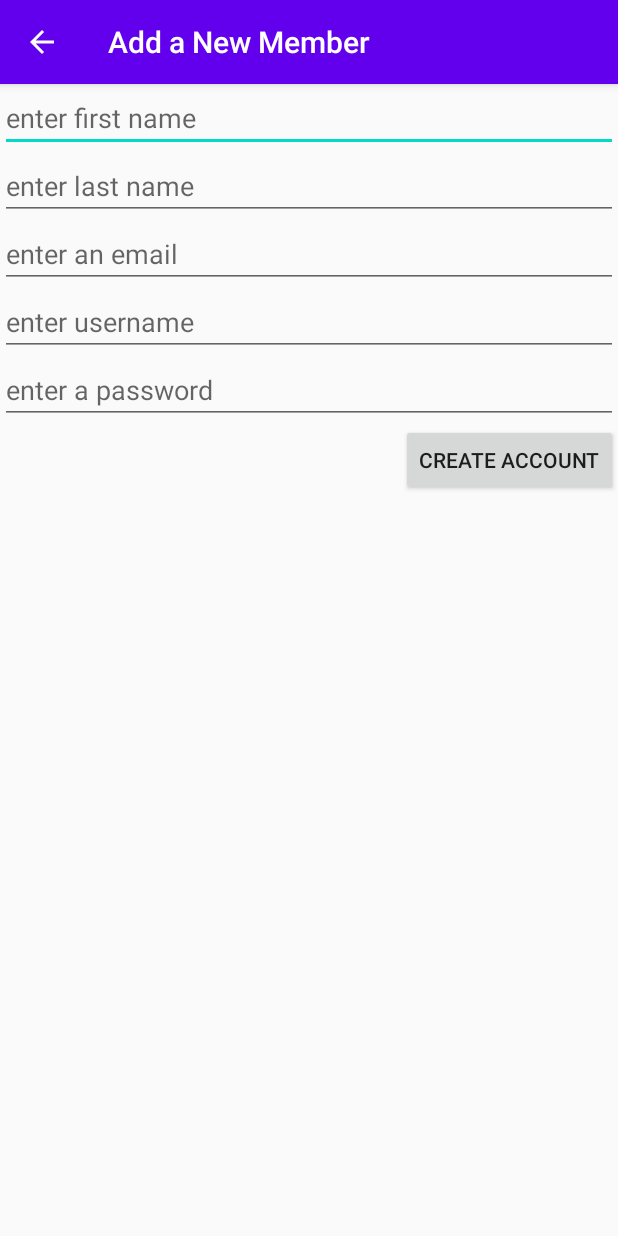
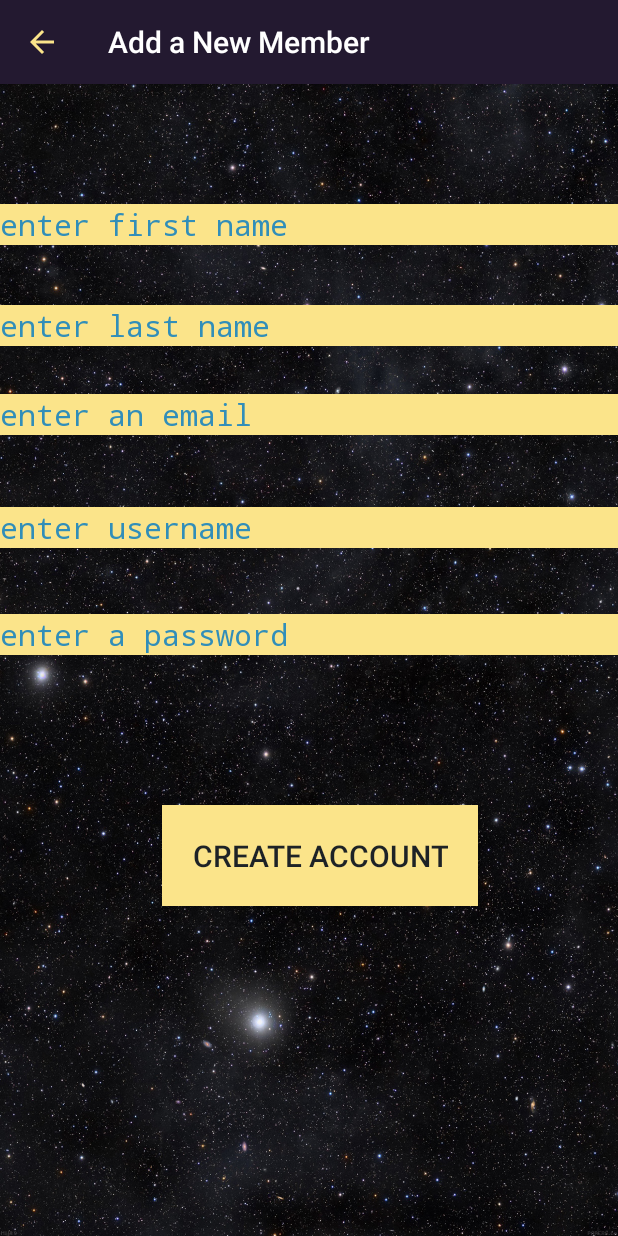
Before and after one commit to rdonohue/StarfinderOpenReference, an Android app: the MemberAddFragment screen opened directly, with no data from a screen before it, on a phone screen of 412 x 824 dp. Run offline under Robolectric (Android 15) with nearby library versions, the phone set to English and light mode, and no system bars.

Commit message:
added space backround

```diff
--- a/app/src/main/res/layout/activity_filter.xml
+++ b/app/src/main/res/layout/activity_filter.xml
@@ -2,6 +2,7 @@
 <androidx.constraintlayout.widget.ConstraintLayout xmlns:android="http://schemas.android.com/apk/res/android"
     xmlns:app="http://schemas.android.com/apk/res-auto"
     xmlns:tools="http://schemas.android.com/tools"
+    android:background="@color/colorBackgroundSpellFilter"
     android:id="@+id/coordinatorLayout"
     android:layout_width="match_parent"
     android:layout_height="match_parent"
--- a/app/src/main/res/layout/fragment_login.xml
+++ b/app/src/main/res/layout/fragment_login.xml
@@ -4,10 +4,12 @@
     xmlns:tools="http://schemas.android.com/tools"
     android:layout_width="match_parent"
     android:layout_height="match_parent"
+    android:background="@drawable/space_background"
     tools:context=".authenticate.LoginFragment">
 
     <Button
         android:id="@+id/btn_register"
+        style="@style/ButtonStyle"
         android:layout_width="wrap_content"
         android:layout_height="wrap_content"
         android:text="@string/register_button"
@@ -16,6 +18,7 @@
 
     <Button
         android:id="@+id/loginButton"
+        style="@style/ButtonStyle"
         android:layout_width="wrap_content"
         android:layout_height="wrap_content"
         android:text="@string/login_button"
@@ -26,6 +29,8 @@
 
     <EditText
         android:id="@+id/editTextUsername"
+
+        style="@style/EditTextStyle"
         android:layout_width="wrap_content"
         android:layout_height="wrap_content"
         android:layout_marginTop="232dp"
@@ -39,6 +44,8 @@
 
     <EditText
         android:id="@+id/editTextPassword"
+
+        style="@style/EditTextStyle"
         android:layout_width="wrap_content"
         android:layout_height="wrap_content"
         android:layout_marginTop="24dp"
--- a/app/src/main/res/layout/member_add_fragment.xml
+++ b/app/src/main/res/layout/member_add_fragment.xml
@@ -1,52 +1,85 @@
 <?xml version="1.0" encoding="utf-8"?>
-<LinearLayout xmlns:android="http://schemas.android.com/apk/res/android"
+<androidx.constraintlayout.widget.ConstraintLayout xmlns:android="http://schemas.android.com/apk/res/android"
+    xmlns:app="http://schemas.android.com/apk/res-auto"
     xmlns:tools="http://schemas.android.com/tools"
     android:id="@+id/return_to_sign_in"
     android:layout_width="match_parent"
     android:layout_height="match_parent"
-    android:orientation="vertical"
+    android:background="@drawable/space_background"
     tools:context=".authenticate.MemberAddFragment">
+
 
     <EditText
         android:id="@+id/add_member_first_name"
-        android:layout_width="match_parent"
+        style="@style/EditTextStyle"
+        android:layout_width="0dp"
         android:layout_height="wrap_content"
-        android:hint="@string/enter_member_first_name_hint" />
+        android:layout_marginTop="80dp"
+        android:hint="@string/enter_member_first_name_hint"
+        app:layout_constraintEnd_toEndOf="parent"
+        app:layout_constraintHorizontal_bias="0.0"
+        app:layout_constraintStart_toStartOf="parent"
+        app:layout_constraintTop_toTopOf="parent" />
 
     <EditText
         android:id="@+id/add_member_last_name"
-        android:layout_width="match_parent"
+        style="@style/EditTextStyle"
+        android:layout_width="0dp"
         android:layout_height="wrap_content"
-        android:hint="@string/enter_member_last_name_hint" />
+        android:layout_marginTop="40dp"
+        android:hint="@string/enter_member_last_name_hint"
+        app:layout_constraintEnd_toEndOf="parent"
+        app:layout_constraintHorizontal_bias="0.0"
+        app:layout_constraintStart_toStartOf="parent"
+        app:layout_constraintTop_toBottomOf="@+id/add_member_first_name" />
 
     <EditText
         android:id="@+id/add_member_email"
-        android:layout_width="match_parent"
+        style="@style/EditTextStyle"
+        android:layout_width="0dp"
         android:layout_height="wrap_content"
-        android:hint="@string/enter_member_email_hint" />
+        android:layout_marginTop="32dp"
+        android:hint="@string/enter_member_email_hint"
+        app:layout_constraintEnd_toEndOf="parent"
+        app:layout_constraintHorizontal_bias="0.0"
+        app:layout_constraintStart_toStartOf="parent"
+        app:layout_constraintTop_toBottomOf="@+id/add_member_last_name" />
 
     <EditText
         android:id="@+id/add_member_username"
-        android:layout_width="match_parent"
+        style="@style/EditTextStyle"
+        android:layout_width="0dp"
         android:layout_height="wrap_content"
-        android:hint="@string/enter_member_username_hint" />
-
+        android:layout_marginTop="48dp"
+        android:hint="@string/enter_member_username_hint"
+        app:layout_constraintEnd_toEndOf="parent"
+        app:layout_constraintHorizontal_bias="0.0"
+        app:layout_constraintStart_toStartOf="parent"
+        app:layout_constraintTop_toBottomOf="@+id/add_member_email" />
 
     <EditText
         android:id="@+id/add_member_pwd"
-        android:layout_width="match_parent"
+        style="@style/EditTextStyle"
+        android:layout_width="0dp"
         android:layout_height="wrap_content"
-        android:hint="@string/enter_member_pwd_hint" />
+        android:layout_marginTop="44dp"
+        android:hint="@string/enter_member_pwd_hint"
+        app:layout_constraintEnd_toEndOf="parent"
+        app:layout_constraintHorizontal_bias="0.0"
+        app:layout_constraintStart_toStartOf="parent"
+        app:layout_constraintTop_toBottomOf="@+id/add_member_username" />
 
     <Button
         android:id="@+id/btn_add_member"
+        style="@style/ButtonStyle"
 
         android:layout_width="wrap_content"
         android:layout_height="wrap_content"
-        android:layout_gravity="end"
-        android:text="@string/member_add__btn" />
+        android:layout_marginStart="108dp"
+        android:layout_marginTop="100dp"
+        android:text="@string/member_add__btn"
+        app:layout_constraintStart_toStartOf="parent"
+        app:layout_constraintTop_toBottomOf="@+id/add_member_pwd" />
 
 
-
-
-</LinearLayout>
+</androidx.constraintlayout.widget.ConstraintLayout>
--- a/app/src/main/res/values/colors.xml
+++ b/app/src/main/res/values/colors.xml
@@ -2,5 +2,14 @@
 <resources>
     <color name="colorPrimary">#6200EE</color>
     <color name="colorPrimaryDark">#3700B3</color>
-    <color name="colorAccent">#03DAC5</color>
+    <color name="colorAccent">#eb782a</color>
+    <color name="colorBackgroundSpellFilter">#c3cdd5</color>
+    <color name="lightBlueText">#318eb9</color>
+    <color name = "brightRed">#eb7181</color>
+    <color name = "darkBackground">#1d2226</color>
+    <color name = "textColor">	#231930</color>
+    <color name = "tintColor">#fbe48a</color>
+
+
+
 </resources>
--- a/app/src/main/res/values/styles.xml
+++ b/app/src/main/res/values/styles.xml
@@ -2,9 +2,11 @@
     <!-- Base application theme. -->
     <style name="AppTheme" parent="Theme.AppCompat.Light.DarkActionBar">
         <!-- Customize your theme here. -->
-        <item name="colorPrimary">@color/colorPrimary</item>
-        <item name="colorPrimaryDark">@color/colorPrimaryDark</item>
+        <item name="colorPrimary">@color/textColor</item>
+        <item name="colorPrimaryDark">@color/darkBackground</item>
         <item name="colorAccent">@color/colorAccent</item>
+        <item name = "android:textColor">@color/lightBlueText</item>
+        <item name = "android:tint">@color/tintColor</item>
 
     </style>
 
@@ -16,5 +18,25 @@
     <style name="AppTheme.AppBarOverlay" parent="ThemeOverlay.AppCompat.Dark.ActionBar" />
 
     <style name="AppTheme.PopupOverlay" parent="ThemeOverlay.AppCompat.Light" />
+    <style name="EditTextStyle" >
+        <item name="android:layout_width">match_parent</item>
+        <item name="android:layout_height">wrap_content</item>
+        <item name="android:textSize">20sp</item>
+        <item name="android:textColor">@color/darkBackground</item>
+        <item name = "android:textColorHint">@color/lightBlueText</item>
+        <item name="android:background">@color/tintColor</item>
+        <item name="android:typeface">monospace</item>
+
+    </style>
+
+    <style name = "ButtonStyle" >
+
+        <item name="android:textSize">20sp</item>
+        <item name="android:textColor">@color/darkBackground</item>
+        <item name = "android:background">@color/tintColor</item>
+        <item name = "android:padding">20dp</item>
+
+
+    </style>
 
 </resources>
```
Also changed, not shown: app/src/main/res/drawable/space_background.jpg (added).
